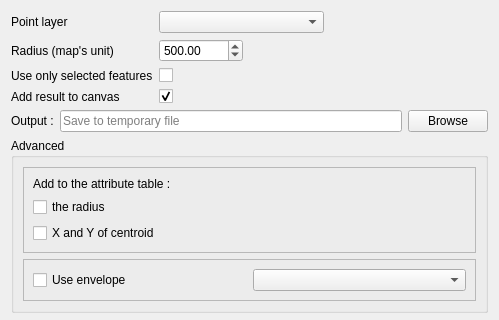
The window that ui/analysis/blur.ui (Gustry/GeoHealth) describes before a commit, drawn with Qt 5; both pictures show x 0 to 499 and y 0 to 320 of the 499 by 517 pixel window.
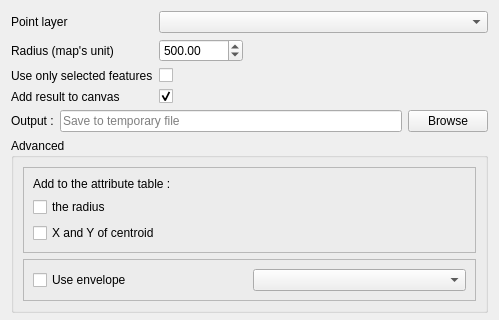
The same window after the commit. Custom widgets are drawn as their Qt base class.

Commit message: use qgis combobox in blur dialog

```diff
--- a/ui/analysis/blur.ui
+++ b/ui/analysis/blur.ui
@@ -76,19 +76,6 @@
          </property>
         </widget>
        </item>
-       <item>
-        <spacer name="horizontalSpacer">
-         <property name="orientation">
-          <enum>Qt::Horizontal</enum>
-         </property>
-         <property name="sizeHint" stdset="0">
-          <size>
-           <width>40</width>
-           <height>20</height>
-          </size>
-         </property>
-        </spacer>
-       </item>
       </layout>
      </item>
      <item row="3" column="1">
@@ -279,6 +266,11 @@
    <header>qgscollapsiblegroupbox.h</header>
    <container>1</container>
   </customwidget>
+  <customwidget>
+   <class>QgsMapLayerComboBox</class>
+   <extends>QComboBox</extends>
+   <header>qgsmaplayercombobox.h</header>
+  </customwidget>
  </customwidgets>
  <resources>
   <include location="../../resources/resources.qrc"/>
```
Left out of the diff: 11 changed lines with no effect on the pictures. The commit also changes 2 other files.
